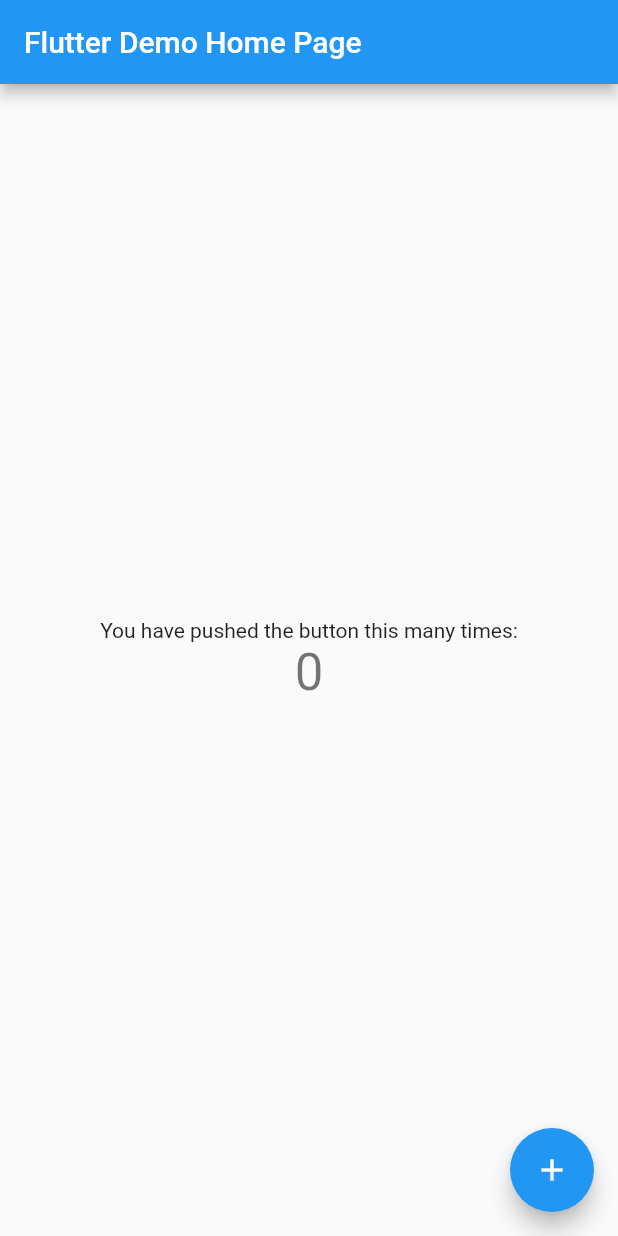
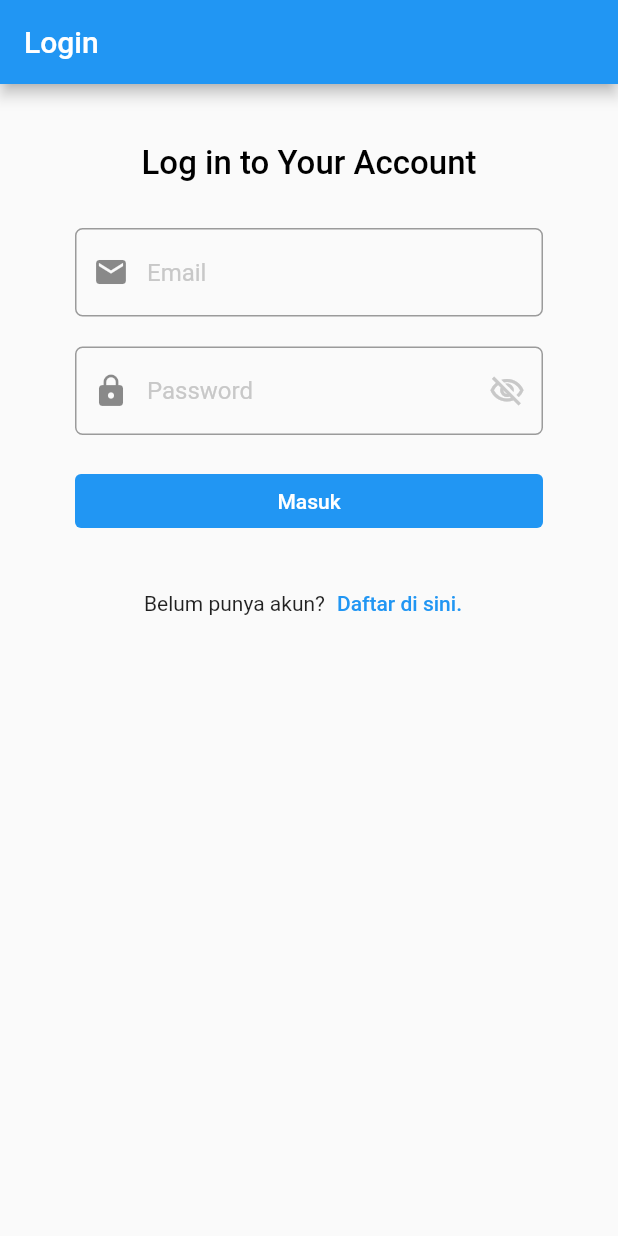
Before and after one commit to PBP-C05/do-nasi-mobile, a Flutter app: the screen it shows after launch, on a phone screen of 412 x 824 dp. Run offline on Flutter 3.47's test engine with Material 2 defaults, Android fonts, the phone set to English and light mode, and no system bars; missing offline and left inert: pbp_django_auth.

Commit message:
login, logout, get user udah jalan

```diff
--- a/lib/main.dart
+++ b/lib/main.dart
@@ -1,4 +1,7 @@
 import 'package:flutter/material.dart';
+import 'package:provider/provider.dart';
+import 'package:pbp_django_auth/pbp_django_auth.dart';
+import 'package:do_nasi/page/login.dart';
 
 void main() {
   runApp(const MyApp());
@@ -10,8 +13,13 @@ class MyApp extends StatelessWidget {
   // This widget is the root of your application.
   @override
   Widget build(BuildContext context) {
-    return MaterialApp(
-      title: 'Flutter Demo',
+    return Provider(
+        create: (_) {
+          CookieRequest request = CookieRequest();
+          return request;
+        },
+        child: MaterialApp(
+            title: 'do-nasi',
             theme: ThemeData(
               // This is the theme of your application.
               //
@@ -24,92 +32,95 @@ class MyApp extends StatelessWidget {
               // is not restarted.
               primarySwatch: Colors.blue,
             ),
-      home: const MyHomePage(title: 'Flutter Demo Home Page'),
-    );
+            home: LoginPage(),
+            routes: {
+              // PENTING: ini nanti bakal diarahin ke on boarding page ya guys (menyusul)
+              "/login": (BuildContext context) => LoginPage(),
+            }));
   }
 }
 
-class MyHomePage extends StatefulWidget {
-  const MyHomePage({super.key, required this.title});
+// class MyHomePage extends StatefulWidget {
+//   const MyHomePage({super.key, required this.title});
 
-  // This widget is the home page of your application. It is stateful, meaning
-  // that it has a State object (defined below) that contains fields that affect
-  // how it looks.
+//   // This widget is the home page of your application. It is stateful, meaning
+//   // that it has a State object (defined below) that contains fields that affect
+//   // how it looks.
 
-  // This class is the configuration for the state. It holds the values (in this
-  // case the title) provided by the parent (in this case the App widget) and
-  // used by the build method of the State. Fields in a Widget subclass are
-  // always marked "final".
+//   // This class is the configuration for the state. It holds the values (in this
+//   // case the title) provided by the parent (in this case the App widget) and
+//   // used by the build method of the State. Fields in a Widget subclass are
+//   // always marked "final".
 
-  final String title;
+//   final String title;
 
-  @override
-  State<MyHomePage> createState() => _MyHomePageState();
-}
+//   @override
+//   State<MyHomePage> createState() => _MyHomePageState();
+// }
 
-class _MyHomePageState extends State<MyHomePage> {
-  int _counter = 0;
+// class _MyHomePageState extends State<MyHomePage> {
+//   int _counter = 0;
 
-  void _incrementCounter() {
-    setState(() {
-      // This call to setState tells the Flutter framework that something has
-      // changed in this State, which causes it to rerun the build method below
-      // so that the display can reflect the updated values. If we changed
-      // _counter without calling setState(), then the build method would not be
-      // called again, and so nothing would appear to happen.
-      _counter++;
-    });
-  }
+//   void _incrementCounter() {
+//     setState(() {
+//       // This call to setState tells the Flutter framework that something has
+//       // changed in this State, which causes it to rerun the build method below
+//       // so that the display can reflect the updated values. If we changed
+//       // _counter without calling setState(), then the build method would not be
+//       // called again, and so nothing would appear to happen.
+//       _counter++;
+//     });
+//   }
 
-  @override
-  Widget build(BuildContext context) {
-    // This method is rerun every time setState is called, for instance as done
-    // by the _incrementCounter method above.
-    //
-    // The Flutter framework has been optimized to make rerunning build methods
-    // fast, so that you can just rebuild anything that needs updating rather
-    // than having to individually change instances of widgets.
-    return Scaffold(
-      appBar: AppBar(
-        // Here we take the value from the MyHomePage object that was created by
-        // the App.build method, and use it to set our appbar title.
-        title: Text(widget.title),
-      ),
-      body: Center(
-        // Center is a layout widget. It takes a single child and positions it
-        // in the middle of the parent.
-        child: Column(
-          // Column is also a layout widget. It takes a list of children and
-          // arranges them vertically. By default, it sizes itself to fit its
-          // children horizontally, and tries to be as tall as its parent.
-          //
-          // Invoke "debug painting" (press "p" in the console, choose the
-          // "Toggle Debug Paint" action from the Flutter Inspector in Android
-          // Studio, or the "Toggle Debug Paint" command in Visual Studio Code)
-          // to see the wireframe for each widget.
-          //
-          // Column has various properties to control how it sizes itself and
-          // how it positions its children. Here we use mainAxisAlignment to
-          // center the children vertically; the main axis here is the vertical
-          // axis because Columns are vertical (the cross axis would be
-          // horizontal).
-          mainAxisAlignment: MainAxisAlignment.center,
-          children: <Widget>[
-            const Text(
-              'You have pushed the button this many times:',
-            ),
-            Text(
-              '$_counter',
-              style: Theme.of(context).textTheme.headline4,
-            ),
-          ],
-        ),
-      ),
-      floatingActionButton: FloatingActionButton(
-        onPressed: _incrementCounter,
-        tooltip: 'Increment',
-        child: const Icon(Icons.add),
-      ), // This trailing comma makes auto-formatting nicer for build methods.
-    );
-  }
-}
+//   @override
+//   Widget build(BuildContext context) {
+//     // This method is rerun every time setState is called, for instance as done
+//     // by the _incrementCounter method above.
+//     //
+//     // The Flutter framework has been optimized to make rerunning build methods
+//     // fast, so that you can just rebuild anything that needs updating rather
+//     // than having to individually change instances of widgets.
+//     return Scaffold(
+//       appBar: AppBar(
+//         // Here we take the value from the MyHomePage object that was created by
+//         // the App.build method, and use it to set our appbar title.
+//         title: Text(widget.title),
+//       ),
+//       body: Center(
+//         // Center is a layout widget. It takes a single child and positions it
+//         // in the middle of the parent.
+//         child: Column(
+//           // Column is also a layout widget. It takes a list of children and
+//           // arranges them vertically. By default, it sizes itself to fit its
+//           // children horizontally, and tries to be as tall as its parent.
+//           //
+//           // Invoke "debug painting" (press "p" in the console, choose the
+//           // "Toggle Debug Paint" action from the Flutter Inspector in Android
+//           // Studio, or the "Toggle Debug Paint" command in Visual Studio Code)
+//           // to see the wireframe for each widget.
+//           //
+//           // Column has various properties to control how it sizes itself and
+//           // how it positions its children. Here we use mainAxisAlignment to
+//           // center the children vertically; the main axis here is the vertical
+//           // axis because Columns are vertical (the cross axis would be
+//           // horizontal).
+//           mainAxisAlignment: MainAxisAlignment.center,
+//           children: <Widget>[
+//             const Text(
+//               'You have pushed the button this many times:',
+//             ),
+//             Text(
+//               '$_counter',
+//               style: Theme.of(context).textTheme.headline4,
+//             ),
+//           ],
+//         ),
+//       ),
+//       floatingActionButton: FloatingActionButton(
+//         onPressed: _incrementCounter,
+//         tooltip: 'Increment',
+//         child: const Icon(Icons.add),
+//       ), // This trailing comma makes auto-formatting nicer for build methods.
+//     );
+//   }
+// }
--- /dev/null
+++ b/lib/page/login.dart
@@ -0,0 +1,236 @@
+import 'package:flutter/material.dart';
+import 'package:provider/provider.dart';
+import 'package:pbp_django_auth/pbp_django_auth.dart';
+import 'package:do_nasi/page/profile.dart';
+
+class LoginPage extends StatefulWidget {
+  @override
+  _LoginPageState createState() => _LoginPageState();
+}
+
+class _LoginPageState extends State<LoginPage> {
+  final _loginFormKey = GlobalKey<FormState>();
+  final TextEditingController _controllerEmail = TextEditingController();
+  final TextEditingController _controllerPassword = TextEditingController();
+
+  bool isPasswordVisible = false;
+  void togglePasswordView() {
+    setState(() {
+      isPasswordVisible = !isPasswordVisible;
+    });
+  }
+
+  @override
+  Widget build(BuildContext context) {
+    final request = context.watch<CookieRequest>();
+
+    return Scaffold(
+        appBar: AppBar(
+          title: const Text('Login'),
+        ),
+        body: Padding(
+            padding: const EdgeInsets.all(30),
+            child: ListView(children: <Widget>[
+              Container(
+                  alignment: Alignment.center,
+                  padding: const EdgeInsets.fromLTRB(20, 10, 20, 10),
+                  child: const Text(
+                    'Log in to Your Account',
+                    style: TextStyle(
+                        color: Colors.black,
+                        fontWeight: FontWeight.w500,
+                        fontSize: 22),
+                  )),
+              Form(
+                  key: _loginFormKey,
+                  child: Container(
+                      padding: EdgeInsets.all(20),
+                      child: Column(
+                        children: [
+                          Container(
+                            decoration: BoxDecoration(
+                              color: const Color.fromRGBO(250, 250, 250, 0.95),
+                              borderRadius: BorderRadius.circular(5),
+                            ),
+                            child: TextFormField(
+                              controller: _controllerEmail,
+                              decoration: InputDecoration(
+                                border: OutlineInputBorder(
+                                    borderRadius: BorderRadius.circular(5.0)),
+                                hintText: 'Email',
+                                prefixIcon: const Icon(Icons.email),
+                                hintStyle: const TextStyle(
+                                  color: Color.fromRGBO(200, 200, 200, 1),
+                                ),
+                              ),
+                              autovalidateMode:
+                                  AutovalidateMode.onUserInteraction,
+                              validator: (value) {
+                                if (value == null || value.isEmpty) {
+                                  return "Email tidak boleh kosong";
+                                }
+                                return null;
+                              },
+                            ),
+                          ),
+                          const SizedBox(height: 20),
+                          Container(
+                            decoration: BoxDecoration(
+                              color: const Color.fromRGBO(250, 250, 250, 0.95),
+                              borderRadius: BorderRadius.circular(5),
+                            ),
+                            child: TextFormField(
+                              controller: _controllerPassword,
+                              obscureText: !isPasswordVisible,
+                              decoration: InputDecoration(
+                                border: OutlineInputBorder(
+                                    borderRadius: BorderRadius.circular(5.0)),
+                                hintText: 'Password',
+                                prefixIcon: const Icon(Icons.lock),
+                                suffixIcon: IconButton(
+                                  color: const Color.fromRGBO(200, 200, 200, 1),
+                                  splashRadius: 1,
+                                  icon: Icon(isPasswordVisible
+                                      ? Icons.visibility_outlined
+                                      : Icons.visibility_off_outlined),
+                                  onPressed: togglePasswordView,
+                                ),
+                                hintStyle: const TextStyle(
+                                  color: Color.fromRGBO(200, 200, 200, 1),
+                                ),
+                              ),
+                              autovalidateMode:
+                                  AutovalidateMode.onUserInteraction,
+                              validator: (value) {
+                                if (value == null || value.isEmpty) {
+                                  return "Password tidak boleh kosong";
+                                }
+                                return null;
+                              },
+                            ),
+                          ),
+                          SizedBox(height: 20),
+                          Container(
+                              width: double.infinity,
+                              child: TextButton(
+                                style: ButtonStyle(
+                                  backgroundColor:
+                                      MaterialStateProperty.all<Color>(
+                                          Colors.blue),
+                                  foregroundColor:
+                                      MaterialStateProperty.all<Color>(
+                                          Colors.white),
+                                ),
+                                onPressed: () async {
+                                  if (_loginFormKey.currentState!.validate()) {
+                                    // const url =
+                                    //     "http://127.0.0.1:8000/auth/login_flutter/";
+                                    const url =
+                                        "https://do-nasi.up.railway.app/auth/login_flutter/";
+
+                                    final response = await request.login(url, {
+                                      "email": _controllerEmail.text,
+                                      "password": _controllerPassword.text
+                                    });
+
+                                    print("here response");
+                                    // cara get responsenya
+                                    print(response['status']);
+                                    // kalo not authenticated nanti datanya null aja
+                                    // (ini bisa)
+                                    print(response['data' == null]);
+                                    // buat cek role nanti
+                                    if (response['status'] == true) {
+                                      print("ya bisa");
+                                    }
+
+                                    if (request.loggedIn) {
+                                      showAlertDialog2(context);
+                                      print("Alhamdulillah");
+                                    } else {
+                                      showAlertDialog(context);
+                                    }
+                                  } else {
+                                    print("tidak valid");
+                                  }
+                                },
+                                child: const Text("Masuk"),
+                              ))
+                        ],
+                      ))),
+              Row(
+                mainAxisAlignment: MainAxisAlignment.center,
+                children: <Widget>[
+                  const Text('Belum punya akun?'),
+                  TextButton(
+                    child: const Text(
+                      'Daftar di sini.',
+                    ),
+                    onPressed: () {
+                      //signup screen
+                      Navigator.of(context).pushReplacement(MaterialPageRoute(
+                        builder: (context) => LoginPage(),
+                      ));
+                    },
+                  ),
+                ],
+              )
+            ])));
+  }
+}
+
+showAlertDialog(BuildContext context) {
+  // set up the button
+  Widget okButton = TextButton(
+    child: const Text("Coba Lagi"),
+    onPressed: () {
+      Navigator.push(
+          context, MaterialPageRoute(builder: (context) => LoginPage()));
+    },
+  );
+
+  // set up the AlertDialog
+  AlertDialog alert = AlertDialog(
+    title: const Text("Gagal!"),
+    content: const Text("Email dan password tidak cocok!"),
+    actions: [
+      okButton,
+    ],
+  );
+
+  // show the dialog
+  showDialog(
+    context: context,
+    builder: (BuildContext context) {
+      return alert;
+    },
+  );
+}
+
+showAlertDialog2(BuildContext context) {
+  // set up the button
+  Widget okButton = TextButton(
+    child: const Text("Close"),
+    onPressed: () {
+      Navigator.pushReplacement(context,
+          MaterialPageRoute(builder: (context) => const ProfilePage()));
+    },
+  );
+
+  // set up the AlertDialog
+  AlertDialog alert = AlertDialog(
+    title: const Text("Selamat!"),
+    content: const Text("Anda berhasil login"),
+    actions: [
+      okButton,
+    ],
+  );
+
+  // show the dialog
+  showDialog(
+    context: context,
+    builder: (BuildContext context) {
+      return alert;
+    },
+  );
+}
--- a/pubspec.yaml
+++ b/pubspec.yaml
@@ -36,6 +36,9 @@ dependencies:
   # The following adds the Cupertino Icons font to your application.
   # Use with the CupertinoIcons class for iOS style icons.
   cupertino_icons: ^1.0.2
+  pbp_django_auth: ^0.2.3
+  provider: ^6.0.4
+  http: ^0.13.5
 
 dev_dependencies:
   flutter_test:
```
Also changed, not shown: lib/model/user.dart (added, +37 -0 lines), lib/page/profile.dart (added, +171 -0 lines), pubspec.lock, 1 other file. Lines whose indentation alone changed are shown as unchanged.
